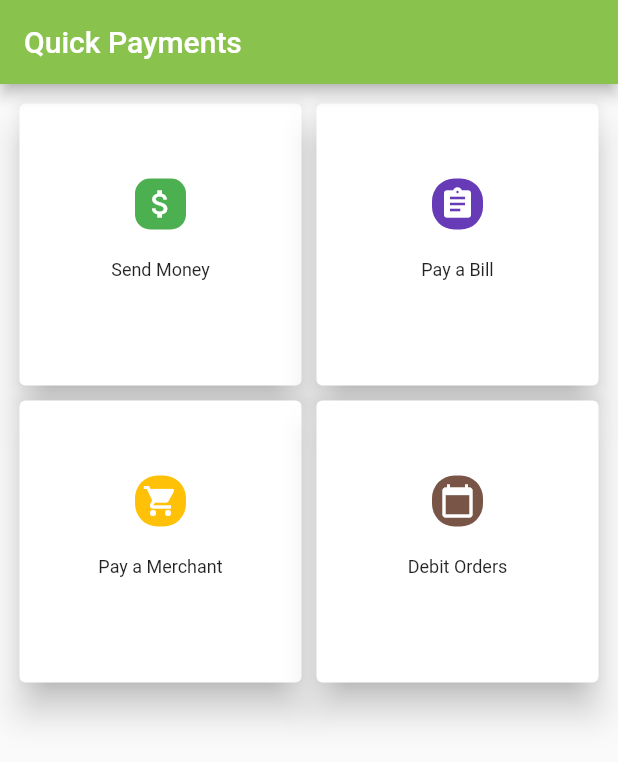
After one commit to arthurgichuru/quickpay, a Flutter app: the screen it shows after launch, swiped to page 2, on a phone screen of 412 x 824 dp. The commit adds this screen. Shown: the top 762 px of the screen. Run offline on Flutter 3.47's test engine with Material 2 defaults, Android fonts, the phone set to English and light mode, and no system bars; missing offline and left inert: quick_actions.

Commit message:
Added quick actions

```diff
--- a/lib/LandingPage.dart
+++ b/lib/LandingPage.dart
@@ -1,7 +1,8 @@
 import 'package:flutter/material.dart';
 import 'package:quickpay/PayMerchant.dart';
+import 'package:quickpay/PaymentsPage.dart';
+import 'package:quick_actions/quick_actions.dart';
 import 'package:quickpay/SendtoMobile.dart';
-import 'package:quickpay/PayaBill.dart';
 
 
 class LogInPersonal extends StatefulWidget{
@@ -11,10 +12,31 @@ class LogInPersonal extends StatefulWidget{
 
 class _LogInPersonal extends State<LogInPersonal>{
   @override
-  Widget build(BuildContext context) {
+
+  void initState() {
+    super.initState();
+
+    final QuickActions quickActions =  QuickActions();
+    quickActions.initialize((String shortcutType) {
+      if (shortcutType == 'Send_to_Mobile_Money') {
+        Navigator.of(context).push(new MaterialPageRoute(builder: (context)=> SendMoneyToMobile()));
+      } else if (shortcutType =='Pay_a_abill'){
+        Navigator.of(context).push(new MaterialPageRoute(builder: (context)=> PayMerchantTill()));
+        }
+    });
+
+    quickActions.setShortcutItems(<ShortcutItem>[
+      const ShortcutItem(
+          type: 'Send_to_Mobile_Money', localizedTitle: 'Mobile Money', icon: 'minus'),
+      const ShortcutItem(
+          type: 'Pay_a_abill', localizedTitle: 'Pay Bill', icon: 'plus')
+    ]);
+  }
 
 
 
+
+  Widget build(BuildContext context) {
     //Country Field
     final PhoneNumber = Padding(
         padding: const EdgeInsets.all(10),
@@ -22,22 +44,20 @@ class _LogInPersonal extends State<LogInPersonal>{
           height: 70,
           width: 300,
           child: TextFormField(
+            style: TextStyle(color: Colors.white),
             maxLength: 10,
             keyboardType: TextInputType.phone,
             textInputAction: TextInputAction.done,
             decoration: InputDecoration(
               fillColor: Colors.green,
-              border: OutlineInputBorder(
-                borderRadius: BorderRadius.all(Radius.circular(10.0)),
-              ),
+              border: OutlineInputBorder(borderRadius: BorderRadius.circular(10.0), borderSide: BorderSide(color:Colors.white)),
               prefixIcon: Padding(
                 padding: EdgeInsets.all(0.0),
                 child: Icon(Icons.phone, color: Colors.deepOrange,),
               ),
-              labelText: 'Phone',
+              labelText: 'Phone', labelStyle: TextStyle(color: Colors.white)),
             ),
           ),
-        )
         );
 
 
@@ -48,14 +68,14 @@ class _LogInPersonal extends State<LogInPersonal>{
         height: 70,
         width: 300,
         child: TextField(
+          style: TextStyle(color: Colors.white),
           keyboardType: TextInputType.number,
           obscureText: true,
-
           maxLength: 4,
           textInputAction: TextInputAction.done,
           decoration: InputDecoration(
-            border: OutlineInputBorder(borderRadius: BorderRadius.circular(10)),
-              labelText: 'Enter Password'
+            border: OutlineInputBorder(borderRadius: BorderRadius.circular(10), borderSide: BorderSide(color: Colors.white)),
+              labelText: 'Enter Password',labelStyle: TextStyle(color: Colors.white)
           ),
 
 
@@ -117,7 +137,9 @@ class _LogInPersonal extends State<LogInPersonal>{
       debugShowCheckedModeBanner: false,
       home: Scaffold(
         //backgroundColor: Colors.amber,
-        body: Container(
+        body: PageView(
+          children: <Widget>[
+            Container(
               decoration: BoxDecoration(
                 gradient: LinearGradient(colors:
                 [
@@ -147,18 +169,25 @@ class _LogInPersonal extends State<LogInPersonal>{
                 ),
               ),
             ),
-        floatingActionButton: FloatingActionButton.extended(
+            PersonalMokashBankPaymentsPage(),
+
+          ],
+          scrollDirection: Axis.horizontal,
+        ),
+        /*floatingActionButton: FloatingActionButton.extended(
           onPressed: (){ _quickpayModalBottomSheet(context);},
           icon: Icon(Icons.call_made),
           shape: StadiumBorder(side: BorderSide(color: Colors.white,width: 1.0)),
           label: Text('Quick Pay'),
           backgroundColor: Color(0xFF89c24c),
-        ),
+        ),*/
 
       ),
     );
   }
 
+
+/*
   void _quickpayModalBottomSheet(context) {
     showModalBottomSheet(
         context: context,
@@ -208,5 +237,5 @@ class _LogInPersonal extends State<LogInPersonal>{
         }
 
     );
+  }*/
 }
-}
--- /dev/null
+++ b/lib/PaymentsPage.dart
@@ -0,0 +1,431 @@
+import 'package:flutter/material.dart';
+import 'package:quickpay/LandingPage.dart';
+import 'package:quickpay/SendtoMobile.dart';
+import 'package:quickpay/PayaBill.dart';
+import 'package:quickpay/PayMerchant.dart';
+
+class PersonalMokashBankPaymentsPage extends StatefulWidget {
+
+  _PersonalMokashBankPaymentsPage createState() =>
+      _PersonalMokashBankPaymentsPage();
+}
+
+class _PersonalMokashBankPaymentsPage
+    extends State<PersonalMokashBankPaymentsPage> {
+
+
+  @override
+  Widget build(BuildContext context) {
+
+    //Send Money
+    final SendMoney = Card(
+      elevation: 10,
+      margin: EdgeInsets.all(5),
+      child: InkWell(
+          onTap: () {
+            _settingModalBottomSheetSendMoney(context);
+          },
+          child: Container(
+            alignment: Alignment.center,
+            child: Column(
+              mainAxisAlignment: MainAxisAlignment.center,
+              crossAxisAlignment: CrossAxisAlignment.center,
+              children: <Widget>[
+                Container(
+                  child: Material(
+                    color: Colors.green,
+                    borderRadius: BorderRadius.circular(10),
+                    child: Padding(
+                      padding: EdgeInsets.all(5),
+                      child: Icon(Icons.attach_money, color: Colors.white,),
+                    ),
+                  ),
+                ),
+                Padding(
+                  padding: EdgeInsets.all(20),
+                  child: Text('Send Money',
+                    style: TextStyle(color: Colors.black87, fontSize: 12.0),),
+                )
+              ],
+            ),
+          )
+      ),
+    );
+
+
+    //Pay a Bill
+    final PayBill = Card(
+      elevation: 10,
+      margin: EdgeInsets.all(5),
+      child: InkWell(
+        onTap: () {
+          _settingModalBottomSheetPayBill(context);
+        },
+        child: Container(
+          alignment: Alignment.center,
+          child: Column(
+            mainAxisAlignment: MainAxisAlignment.center,
+            crossAxisAlignment: CrossAxisAlignment.center,
+            children: <Widget>[
+              Container(
+                child: Material(
+                  color: Colors.deepPurple,
+                  borderRadius: BorderRadius.circular(15),
+                  child: Padding(
+                    padding: EdgeInsets.all(5),
+                    child: Icon(Icons.assignment, color: Colors.white,),
+                  ),
+                ),
+              ),
+              Padding(
+                padding: EdgeInsets.all(20),
+                child: Text('Pay a Bill',
+                  style: TextStyle(color: Colors.black87, fontSize: 12.0),),
+              )
+            ],
+          ),
+        ),
+      ),
+    );
+
+
+    final PayMerchant = Card(
+      elevation: 10,
+      margin: EdgeInsets.all(5),
+      child: InkWell(
+          onTap: () {
+            _settingModalBottomSheetPayMerchant(context);
+          },
+          child: Container(
+            alignment: Alignment.center,
+            child: Column(
+              mainAxisAlignment: MainAxisAlignment.center,
+              crossAxisAlignment: CrossAxisAlignment.center,
+              children: <Widget>[
+                Container(
+                  child: Material(
+                    color: Colors.amber,
+                    borderRadius: BorderRadius.circular(15),
+                    child: Padding(
+                      padding: EdgeInsets.all(5),
+                      child: Icon(Icons.shopping_cart, color: Colors.white,),
+                    ),
+                  ),
+                ),
+                Padding(
+                  padding: EdgeInsets.all(20),
+                  child: Text('Pay a Merchant',
+                    style: TextStyle(color: Colors.black87, fontSize: 12.0),),
+                )
+              ],
+            ),
+          )
+      ),
+    );
+
+    final DebitOrders = Card(
+      elevation: 10,
+      margin: EdgeInsets.all(5),
+      child: InkWell(
+        onTap: () {
+          _settingModalBottomSheetDebitOrders(context);
+        },
+        child: Container(
+          alignment: Alignment.center,
+          child: Column(
+            mainAxisAlignment: MainAxisAlignment.center,
+            crossAxisAlignment: CrossAxisAlignment.center,
+            children: <Widget>[
+              Container(
+                child: Material(
+                  color: Colors.brown,
+                  borderRadius: BorderRadius.circular(15),
+                  child: Padding(
+                    padding: EdgeInsets.all(5),
+                    child: Icon(Icons.calendar_today, color: Colors.white,),
+                  ),
+                ),
+              ),
+              Padding(
+                padding: EdgeInsets.all(20),
+                child: Text('Debit Orders',
+                  style: TextStyle(color: Colors.black87, fontSize: 12.0),),
+              )
+            ],
+          ),
+        ),
+      ),
+    );
+
+    final PayLaterCard = Card(
+      elevation: 10,
+      margin: EdgeInsets.all(5),
+      child: InkWell(
+        onTap: () {
+          _settingModalBottomSheetPayLater(context);
+        },
+        child: Container(
+          alignment: Alignment.center,
+          child: Column(
+            mainAxisAlignment: MainAxisAlignment.center,
+            crossAxisAlignment: CrossAxisAlignment.center,
+            children: <Widget>[
+              Container(
+                child: Material(
+                  color: Colors.blue,
+                  borderRadius: BorderRadius.circular(15),
+                  child: Padding(
+                    padding: EdgeInsets.all(5),
+                    child: Icon(Icons.calendar_today, color: Colors.white,),
+                  ),
+                ),
+              ),
+              Padding(
+                padding: EdgeInsets.all(20),
+                child: Text('Pay Later',
+                  style: TextStyle(color: Colors.black87, fontSize: 12.0),),
+              )
+            ],
+          ),
+        ),
+      ),
+    );
+
+    final PaymentsInfoCard = Card(
+      elevation: 10,
+      margin: EdgeInsets.all(5),
+      child: InkWell(
+        onTap: () {
+
+        },
+        child: Container(
+          alignment: Alignment.center,
+          child: Column(
+            mainAxisAlignment: MainAxisAlignment.center,
+            crossAxisAlignment: CrossAxisAlignment.center,
+            children: <Widget>[
+              Container(
+                child: Material(
+                  color: Colors.blue,
+                  borderRadius: BorderRadius.circular(15),
+                  child: Padding(
+                    padding: EdgeInsets.all(5),
+                    child: Icon(Icons.info_outline, color: Colors.white,),
+                  ),
+                ),
+              ),
+              Padding(
+                padding: EdgeInsets.all(20),
+                child: Text('Info',
+                  style: TextStyle(color: Colors.black87, fontSize: 12.0),),
+              )
+            ],
+          ),
+        ),
+      ),
+    );
+
+    final PaymentCards = GridView.count(
+      crossAxisCount: 2,
+      children: <Widget>[
+        SendMoney,
+        PayBill,
+        PayMerchant,
+        DebitOrders,
+        //PayLaterCard,
+        //PaymentsInfoCard
+      ],
+    );
+
+
+    return MaterialApp(
+        title: 'PersonalMokashBankPaymentsPage',
+        debugShowCheckedModeBanner: false,
+        home: Scaffold(
+          appBar: AppBar(
+            backgroundColor: Color(0xFF89c24c),
+            title: Text('Quick Payments'),
+//            leading: IconButton(
+//          icon: Icon(Icons.arrow_back, color: Colors.white,),
+//          onPressed: () {
+//            Navigator.of(context).push(new MaterialPageRoute(builder: (context)=> LogInPersonal()));
+//          },
+       // ),
+          ),
+            body: Padding(
+              padding: const EdgeInsets.all(8.0),
+              child: PaymentCards,
+            )
+        )
+    );
+  }
+
+
+  //This code is being temporarily being hosted here. it should be abstracted to its
+  //own class in the SendMoneyLandingPage
+
+  //Send Money
+  void _settingModalBottomSheetSendMoney(context){
+    showModalBottomSheet(
+        context: context,
+        builder: (BuildContext bc){
+          return Container(
+            child: new Wrap(
+              children: <Widget>[
+                new ListTile(
+                    leading: new Icon(Icons.mobile_screen_share, color: Colors.green,),
+                    title: new Text('Transfer to Mobile Money'),
+                    onTap: ()  {
+                      Navigator.of(context).push(new MaterialPageRoute(builder: (context)=> SendMoneyToMobile()));
+                    }
+                ),
+                new ListTile(
+                  leading: new Icon(Icons.call_made, color: Colors.orangeAccent,),
+                  title: new Text('Transfer to Local Bank',),
+                  onTap: ()  {},
+                ),
+                new ListTile(
+                  leading: new Icon(Icons.flight_takeoff,color: Colors.deepPurpleAccent,),
+                  title: new Text('Transfer Abroad'),
+                  onTap: () {},
+                ),
+                new ListTile(
+                  leading: new Icon(Icons.face,color: Colors.deepPurpleAccent,),
+                  title: new Text('Withdraw from Agent'),
+                  onTap: ()  {},
+                ),
+              ],
+            ),
+          );
+        }
+    );
+  }
+
+  //PayBill
+  void _settingModalBottomSheetPayBill(context){
+    showModalBottomSheet(
+        context: context,
+        builder: (BuildContext bc){
+          return Container(
+            child: new Wrap(
+              children: <Widget>[
+                new ListTile(
+                    leading: new Icon(Icons.tv, color: Colors.green,),
+                    title: new Text('Pay TV'),
+                    onTap: () {
+                     Navigator.of(context).push(new MaterialPageRoute(builder: (context) => PayTvBilling()));
+                    }
+                ),
+                new ListTile(
+                  leading: new Icon(
+                    Icons.format_color_fill, color: Colors.orangeAccent,),
+                  title: new Text('Pay Water',),
+                  onTap: ()  {},
+                ),
+                new ListTile(
+                  leading: new Icon(
+                    Icons.lightbulb_outline, color: Colors.deepPurpleAccent,),
+                  title: new Text('Pay Electricity'),
+                  onTap: ()  {},
+                ),
+                new ListTile(
+                  leading: new Icon(
+                    Icons.airplanemode_active, color: Colors.deepPurpleAccent,),
+                  title: new Text('Jambo Jet'),
+                  onTap: ()  {},
+                ),
+
+              ],
+            ),
+          );
+        }
+    );
+  }
+
+
+  //PayMerchant
+  void _settingModalBottomSheetPayMerchant(context){
+    showModalBottomSheet(
+        context: context,
+        builder: (BuildContext bc){
+          return Container(
+            child: new Wrap(
+              children: <Widget>[
+                new ListTile(
+                  leading: new Icon(Icons.filter_1, color: Colors.orangeAccent,),
+                  title: new Text('Till',),
+                 onTap: () {Navigator.of(context).push(new MaterialPageRoute(builder: (context)=> PayMerchantTill()));
+                   },
+                ),
+                new ListTile(
+                    leading: new Icon(Icons.blur_linear, color: Colors.green,),
+                    title: new Text('QR'),
+                    onTap: ()  {
+
+                    }
+                ),
+              ],
+            ),
+          );
+        }
+    );
+  }
+
+
+
+  //DebitOrders
+  void _settingModalBottomSheetDebitOrders(context){
+    showModalBottomSheet(
+        context: context,
+        builder: (BuildContext bc){
+          return Container(
+            child: new Wrap(
+              children: <Widget>[
+                new ListTile(
+                    leading: new Icon(Icons.access_time, color: Colors.green,),
+                    title: new Text('Weekly'),
+                    onTap: ()  {
+                      //Navigator.of(context).push(new MaterialPageRoute(builder: (context)=> PayTvBilling()));
+                    }
+                ),
+                new ListTile(
+                  leading: new Icon(Icons.calendar_today, color: Colors.orangeAccent,),
+                  title: new Text('Monthly',),
+                  onTap: ()  {},
+                ),
+                new ListTile(
+                  leading: new Icon(Icons.perm_contact_calendar, color: Colors.orangeAccent,),
+                  title: new Text('Quarterly',),
+                  onTap: ()  {},
+                ),
+              ],
+            ),
+          );
+        }
+    );
+  }
+
+  //Paylater
+  void _settingModalBottomSheetPayLater(context){
+    showModalBottomSheet(
+        context: context,
+        builder: (BuildContext bc){
+          return Container(
+            child: new Wrap(
+              children: <Widget>[
+                new ListTile(
+                    leading: new Icon(Icons.date_range, color: Colors.green,),
+                    title: new Text('Pay your merchant later'),
+                    onTap: ()  {
+                      //Navigator.of(context).push(new MaterialPageRoute(builder: (context)=> PayLater()));
+                    }
+                ),
+              ],
+            ),
+          );
+        }
+    );
+  }
+
+
+}
--- a/pubspec.yaml
+++ b/pubspec.yaml
@@ -25,6 +25,7 @@ dependencies:
   cupertino_icons: ^0.1.2
 
 dev_dependencies:
+  quick_actions: ^0.3.0+1
   flutter_test:
     sdk: flutter
 
```
Also changed, not shown: pubspec.lock, 3 other files. Lines whose indentation alone changed are shown as unchanged.
